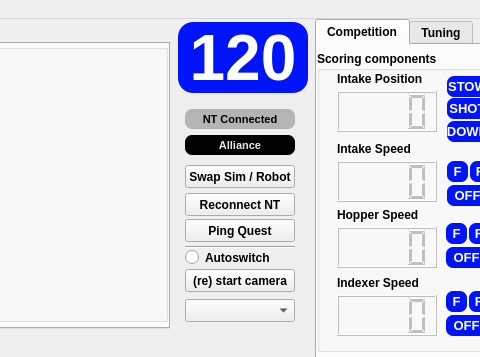
Old version of the form gui/layout_2026.ui in the repository aesatchien/FRC2429_2026; both pictures show x 405 to 885 and y 0 to 357 of the 1478 by 715 pixel window.
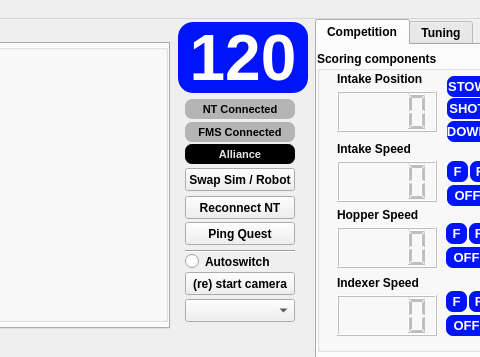
New version of the form. Icons and pictures are not drawn. Custom widgets are drawn as their Qt base class.

Commit message: adding _fms_connected to the gui and robot

```diff
--- a/gui/layout_2026.ui
+++ b/gui/layout_2026.ui
@@ -2616,7 +2616,7 @@
     <property name="geometry">
      <rect>
       <x>590</x>
-      <y>90</y>
+      <y>80</y>
       <width>110</width>
       <height>20</height>
      </rect>
@@ -2726,7 +2726,7 @@
     <property name="geometry">
      <rect>
       <x>590</x>
-      <y>250</y>
+      <y>253</y>
       <width>110</width>
       <height>23</height>
      </rect>
@@ -2749,7 +2749,7 @@
     <property name="geometry">
      <rect>
       <x>590</x>
-      <y>230</y>
+      <y>234</y>
       <width>110</width>
       <height>17</height>
      </rect>
@@ -2765,7 +2765,7 @@
     <property name="geometry">
      <rect>
       <x>590</x>
-      <y>174</y>
+      <y>177</y>
       <width>110</width>
       <height>23</height>
      </rect>
@@ -2778,7 +2778,7 @@
     <property name="geometry">
      <rect>
       <x>590</x>
-      <y>146</y>
+      <y>149</y>
       <width>110</width>
       <height>23</height>
      </rect>
@@ -2819,7 +2819,7 @@
     <property name="geometry">
      <rect>
       <x>590</x>
-      <y>116</y>
+      <y>125</y>
       <width>110</width>
       <height>20</height>
      </rect>
@@ -2851,7 +2851,7 @@
     <property name="geometry">
      <rect>
       <x>590</x>
-      <y>200</y>
+      <y>203</y>
       <width>110</width>
       <height>23</height>
      </rect>
@@ -2864,7 +2864,7 @@
     <property name="geometry">
      <rect>
       <x>590</x>
-      <y>227</y>
+      <y>231</y>
       <width>110</width>
       <height>3</height>
      </rect>
@@ -2873,6 +2873,37 @@
      <enum>Qt::Horizontal</enum>
     </property>
    </widget>
+   <widget class="QLabel" name="qlabel_fms_connected_indicator">
+    <property name="geometry">
+     <rect>
+      <x>590</x>
+      <y>103</y>
+      <width>110</width>
+      <height>20</height>
+     </rect>
+    </property>
+    <property name="font">
+     <font>
+      <family>MS Shell Dlg 2</family>
+      <pointsize>8</pointsize>
+      <bold>true</bold>
+     </font>
+    </property>
+    <property name="styleSheet">
+     <string notr="true">border: 7px;
+border-radius: 7px;
+background-color:rgb(180, 180,180);</string>
+    </property>
+    <property name="text">
+     <string>FMS Connected</string>
+    </property>
+    <property name="textFormat">
+     <enum>Qt::AutoText</enum>
+    </property>
+    <property name="alignment">
+     <set>Qt::AlignCenter</set>
+    </property>
+   </widget>
    <zorder>tabWidget</zorder>
    <zorder>qt_text_status</zorder>
    <zorder>tabWidget_2</zorder>
@@ -2888,6 +2919,7 @@
    <zorder>qlabel_alliance_indicator</zorder>
    <zorder>qt_button_ping_quest</zorder>
    <zorder>line</zorder>
+   <zorder>qlabel_fms_connected_indicator</zorder>
   </widget>
   <widget class="QMenuBar" name="menubar">
    <property name="geometry">
```
The commit also changes 2 other files.
